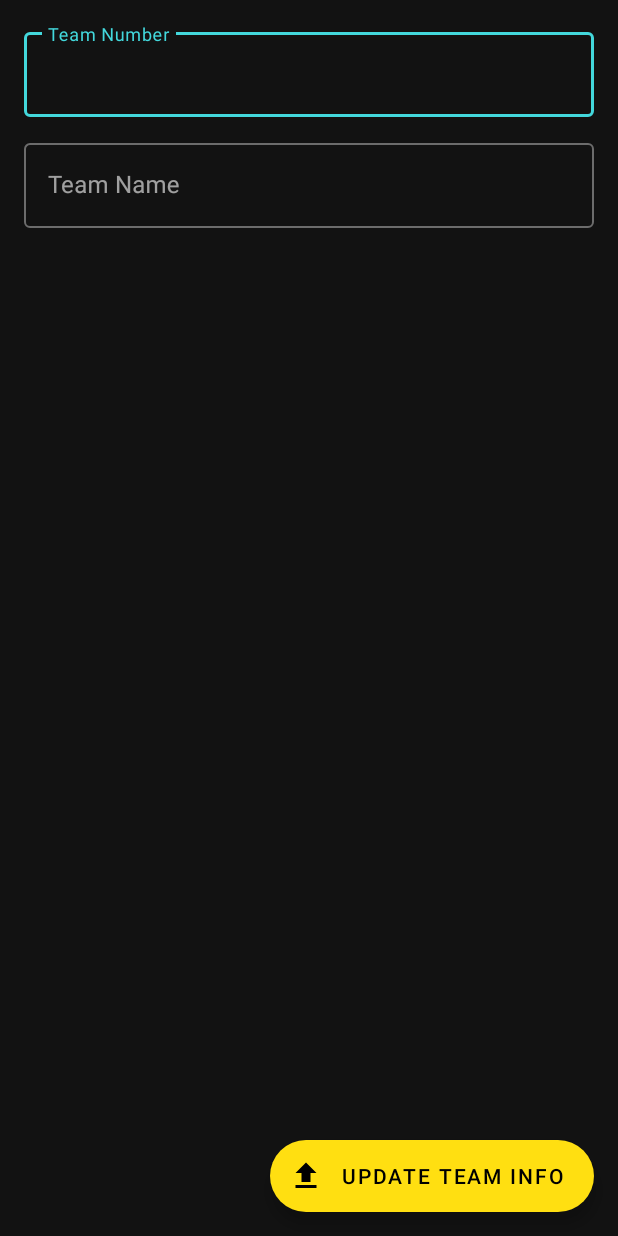
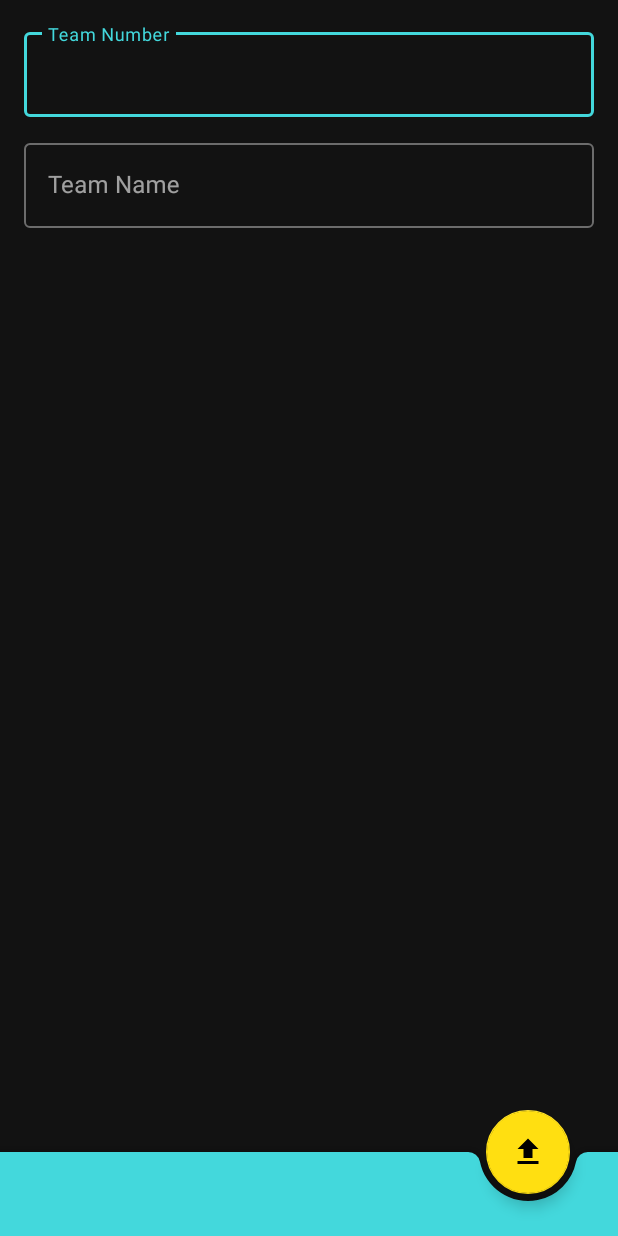
Before and after one commit to gear-maniacs-team/FTC-Scouting, an Android app: the layout activity_account.xml on its own in the app's theme, with its tools: preview values and no code run, on a phone screen of 412 x 824 dp. Run offline under Robolectric (Android 15) with nearby library versions, the phone set to English and light mode, and no system bars.

Commit message:
Update AccountActivity design

```diff
--- a/app/src/main/AndroidManifest.xml
+++ b/app/src/main/AndroidManifest.xml
@@ -35,8 +35,7 @@
         <activity
             android:name=".ui.activity.AccountActivity"
             android:label="@string/title_account"
-            android:theme="@style/AppTheme"
-            android:windowSoftInputMode="adjustResize" />
+            android:windowSoftInputMode="adjustNothing" />
 
         <meta-data
             android:name="firebase_crashlytics_collection_enabled"
--- a/app/src/main/java/net/gearmaniacs/ftcscouting/ui/activity/AccountActivity.kt
+++ b/app/src/main/java/net/gearmaniacs/ftcscouting/ui/activity/AccountActivity.kt
@@ -31,6 +31,7 @@ class AccountActivity : AppCompatActivity() {
     override fun onCreate(savedInstanceState: Bundle?) {
         super.onCreate(savedInstanceState)
         setContentView(R.layout.activity_account)
+        setSupportActionBar(bottom_app_bar)
 
         supportActionBar?.setDisplayHomeAsUpEnabled(true)
 
--- a/app/src/main/java/net/gearmaniacs/ftcscouting/ui/activity/MainActivity.kt
+++ b/app/src/main/java/net/gearmaniacs/ftcscouting/ui/activity/MainActivity.kt
@@ -38,7 +38,6 @@ class MainActivity : AppCompatActivity(), RecyclerViewItemListener {
         rv_tournament.adapter = adapter
         rv_tournament.setHasFixedSize(true)
         rv_tournament.layoutManager = LinearLayoutManager(this)
-        rv_tournament.addItemDecoration(DividerItemDecoration(this, LinearLayoutManager.VERTICAL))
 
         fab_new_tournament.setOnClickListener {
             val dialogFragment = TournamentDialogFragment()
--- a/app/src/main/res/layout/activity_account.xml
+++ b/app/src/main/res/layout/activity_account.xml
@@ -5,7 +5,16 @@
     android:fitsSystemWindows="true"
     android:layout_height="match_parent">
 
-    <androidx.constraintlayout.widget.ConstraintLayout
+    <com.google.android.material.bottomappbar.BottomAppBar
+        style="@style/Widget.MaterialComponents.BottomAppBar.Colored"
+        android:id="@+id/bottom_app_bar"
+        android:layout_gravity="bottom"
+        app:fabAlignmentMode="end"
+        android:layout_width="match_parent"
+        android:layout_height="wrap_content" />
+
+    <LinearLayout
+        android:orientation="vertical"
         android:layout_width="match_parent"
         android:layout_height="match_parent"
         android:paddingLeft="@dimen/activity_horizontal_margin"
@@ -17,8 +26,7 @@
             android:id="@+id/layout_team_number"
             style="@style/TextInputLayoutTheme"
             android:layout_width="match_parent"
-            android:layout_height="wrap_content"
-            app:layout_constraintTop_toTopOf="parent">
+            android:layout_height="wrap_content">
 
             <com.google.android.material.textfield.TextInputEditText
                 android:id="@+id/et_team_number"
@@ -37,8 +45,7 @@
             style="@style/TextInputLayoutTheme"
             android:layout_width="match_parent"
             android:layout_height="wrap_content"
-            android:layout_marginTop="12dp"
-            app:layout_constraintTop_toBottomOf="@id/layout_team_number">
+            android:layout_marginTop="12dp">
 
             <com.google.android.material.textfield.TextInputEditText
                 android:id="@+id/et_team_name"
@@ -50,16 +57,16 @@
                 android:textSize="16sp" />
         </com.google.android.material.textfield.TextInputLayout>
 
-    </androidx.constraintlayout.widget.ConstraintLayout>
+    </LinearLayout>
 
-    <com.google.android.material.floatingactionbutton.ExtendedFloatingActionButton
+    <com.google.android.material.floatingactionbutton.FloatingActionButton
         android:id="@+id/btn_update_account"
         android:layout_width="wrap_content"
         android:layout_height="wrap_content"
-        android:layout_gravity="bottom|end"
+        app:layout_anchor="@id/bottom_app_bar"
         android:layout_marginEnd="16dp"
         android:layout_marginBottom="16dp"
-        android:text="Update Team Info"
-        app:icon="@drawable/ic_upload" />
+        android:text="@string/action_update_team_info"
+        app:srcCompat="@drawable/ic_upload" />
 
 </androidx.coordinatorlayout.widget.CoordinatorLayout>
--- a/build.gradle
+++ b/build.gradle
@@ -8,10 +8,10 @@ buildscript {
     }
 
     dependencies {
-        classpath 'com.android.tools.build:gradle:3.4.2'
+        classpath 'com.android.tools.build:gradle:3.5.0'
         classpath "org.jetbrains.kotlin:kotlin-gradle-plugin:${Versions.kotlin_version}"
         classpath "org.jetbrains.kotlin:kotlin-android-extensions:${Versions.kotlin_version}"
-        classpath "com.google.gms:google-services:4.3.0"
+        classpath "com.google.gms:google-services:4.3.1"
         classpath 'io.fabric.tools:gradle:1.31.0'
     }
 }
--- a/buildSrc/src/main/java/Libs.kt
+++ b/buildSrc/src/main/java/Libs.kt
@@ -21,7 +21,7 @@ object Libs {
     // Firebase
     const val firebase_core = "com.google.firebase:firebase-core:17.1.0"
     const val firebase_database = "com.google.firebase:firebase-database:19.0.0"
-    const val firebase_auth = "com.google.firebase:firebase-auth:18.1.0"
+    const val firebase_auth = "com.google.firebase:firebase-auth:19.0.0"
     const val firebase_crashlytics = "com.crashlytics.sdk.android:crashlytics:2.10.1"
 
     // Other Libraries
--- a/buildSrc/src/main/java/Versions.kt
+++ b/buildSrc/src/main/java/Versions.kt
@@ -4,5 +4,5 @@ object Versions {
     const val compile_sdk = 29
     const val target_sdk = 28
 
-    const val kotlin_version = "1.3.41"
+    const val kotlin_version = "1.3.50"
 }
--- a/tournament/build.gradle
+++ b/tournament/build.gradle
@@ -9,7 +9,7 @@ android {
         minSdkVersion Versions.min_sdk
         targetSdkVersion Versions.target_sdk
 
-        consumerProguardFiles 'proguard-rules-spreadsheet.pro'
+        consumerProguardFiles 'proguard-rules-tournament.pro'
     }
 }
 
--- a/tournament/src/main/java/net/gearmaniacs/tournament/ui/activity/TournamentActivity.kt
+++ b/tournament/src/main/java/net/gearmaniacs/tournament/ui/activity/TournamentActivity.kt
@@ -21,7 +21,6 @@ import kotlinx.coroutines.Dispatchers
 import kotlinx.coroutines.GlobalScope
 import kotlinx.coroutines.delay
 import kotlinx.coroutines.launch
-import net.gearmaniacs.core.extensions.checkRuntimePermission
 import net.gearmaniacs.core.extensions.observe
 import net.gearmaniacs.core.model.Tournament
 import net.gearmaniacs.core.model.User
```
Also changed, not shown: tournament/src/main/java/net/gearmaniacs/tournament/opr/Matrix.kt (+10 -9 lines), tournament/src/main/java/net/gearmaniacs/tournament/opr/PowerRanking.kt (+16 -14 lines), tournament/src/main/java/net/gearmaniacs/tournament/repository/TournamentRepository.kt (+4 -3 lines), 2 other files.
